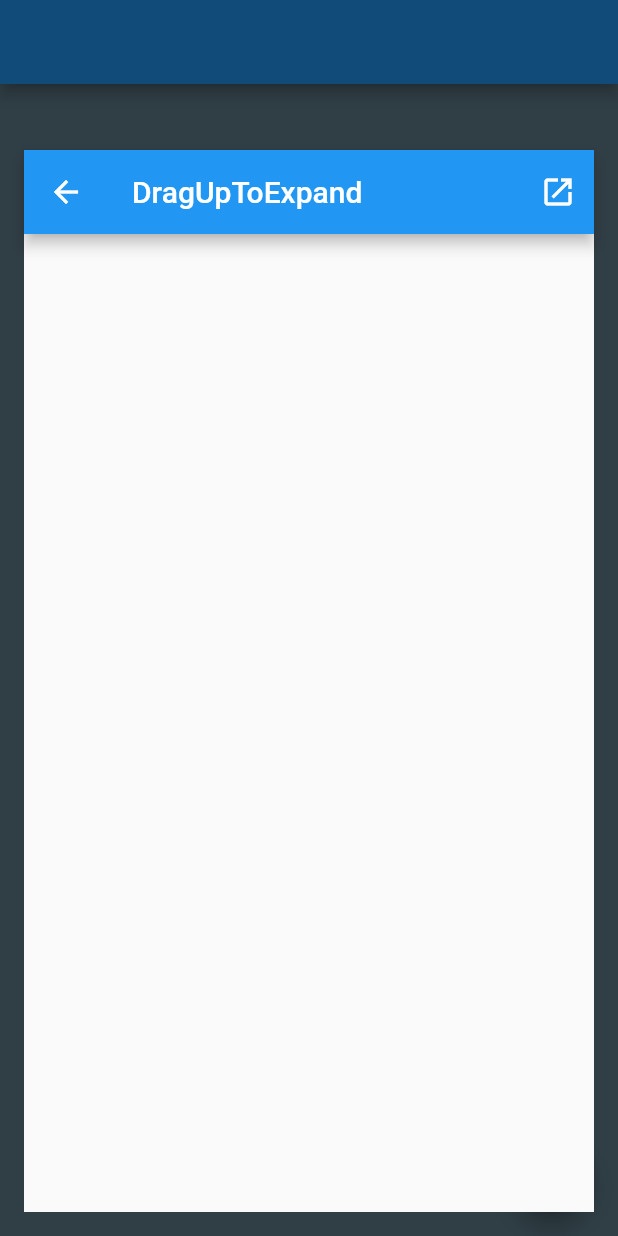
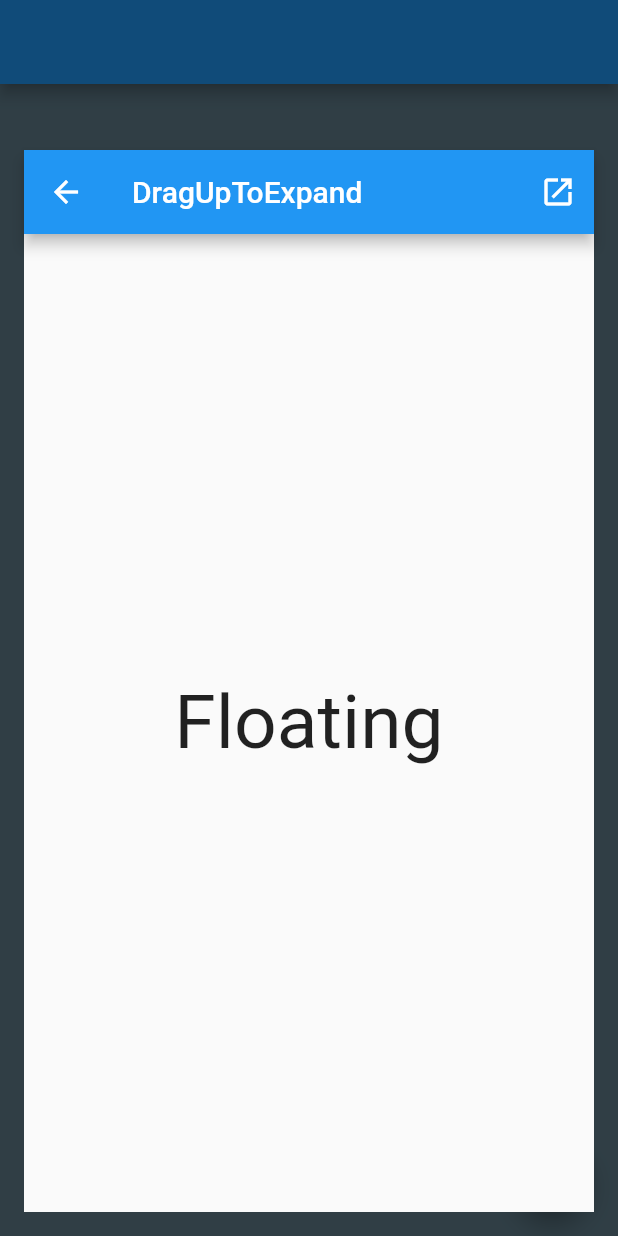
Before and after one commit to Reekoooo/expandable_dialogs, a Flutter app: the screen it shows after launch, after a tap on the "navigate next" icon, on a phone screen of 412 x 824 dp. Run offline on Flutter 3.47's test engine with Material 2 defaults, Android fonts, the phone set to English and light mode, and no system bars.

```diff
--- a/example/lib/main.dart
+++ b/example/lib/main.dart
@@ -46,7 +46,11 @@ class _MyHomePageState extends State<MyHomePage> {
                     IconButton(icon: Icon(Icons.open_in_new), onPressed: () {})
                   ],
                 ),
-                body: Container(),
+                body: Center(
+                  child: ExpandableStatus.of(context).isExpanded
+                      ? Text("Expanded", style: TextStyle(fontSize: 50.0),)
+                      : Text("Floating", style: TextStyle(fontSize: 50.0),),
+                ),
               ),
             ),
             verticalOnly: true,
--- a/pubspec.yaml
+++ b/pubspec.yaml
@@ -1,8 +1,8 @@
 name: expandable_dialogs
 description: A new Flutter package for expandable dialogs
-version: 0.0.1
+version: 0.0.3
 author: 'Saed Nabil <sa3eednabil@gmail.com>'
-homepage: 'https://stackoverflow.com/users/10660823/saed-nabil'
+homepage: https://github.com/Reekoooo/expandable_dialogs
 
 environment:
   sdk: ">=2.1.0 <3.0.0"
```
Also changed, not shown: example/pubspec.lock, 2 other files.
